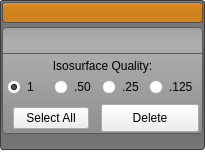
Before: the Qt Designer form src/Interface/AppInterface/LayerGroupWidget.ui in SCIInstitute/Seg3D, drawn with Qt 5.
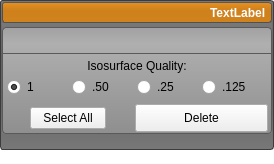
After: the same form once the commit is applied. Icons and pictures are not drawn. Custom widgets are drawn as their Qt base class.

The edit to the form file:
```diff
--- a/src/Interface/AppInterface/LayerGroupWidget.ui
+++ b/src/Interface/AppInterface/LayerGroupWidget.ui
@@ -6,7 +6,7 @@
    <rect>
     <x>0</x>
     <y>0</y>
-    <width>205</width>
+    <width>274</width>
     <height>159</height>
    </rect>
   </property>
@@ -23,6 +23,11 @@
   border-radius: 4px;
 }
 
+
+QLabel#group_dimensions_label_{
+  color: white;
+  font: bold;
+}
 QTabWidget::tab-bar {
   left: 5px;
  }
@@ -234,16 +239,7 @@
          <property name="spacing">
           <number>0</number>
          </property>
-         <property name="leftMargin">
-          <number>0</number>
-         </property>
-         <property name="topMargin">
-          <number>0</number>
-         </property>
-         <property name="rightMargin">
-          <number>1</number>
-         </property>
-         <property name="bottomMargin">
+         <property name="margin">
           <number>0</number>
          </property>
          <item>
@@ -266,11 +262,20 @@
              <height>21</height>
             </size>
            </property>
-           <layout class="QHBoxLayout" name="horizontalLayout">
+           <layout class="QHBoxLayout" name="horizontalLayout" stretch="0,0,0,0">
             <property name="spacing">
              <number>0</number>
             </property>
-            <property name="margin">
+            <property name="leftMargin">
+             <number>0</number>
+            </property>
+            <property name="topMargin">
+             <number>0</number>
+            </property>
+            <property name="rightMargin">
+             <number>6</number>
+            </property>
+            <property name="bottomMargin">
              <number>0</number>
             </property>
             <item>
@@ -310,16 +315,33 @@
              </widget>
             </item>
             <item>
-             <widget class="QWidget" name="widget" native="true">
+             <widget class="QtUtils::QtTristateToolButton" name="group_visibility_button_" native="true">
               <property name="minimumSize">
                <size>
-                <width>25</width>
-                <height>20</height>
+                <width>21</width>
+                <height>21</height>
                </size>
               </property>
               <property name="maximumSize">
                <size>
-                <width>25</width>
+                <width>21</width>
+                <height>21</height>
+               </size>
+              </property>
+              <property name="toolTip">
+               <string>Turn on or off the group's visibility</string>
+              </property>
+              <property name="text" stdset="0">
+               <string/>
+              </property>
+              <property name="icon" stdset="0">
+               <iconset resource="../../Resources/QtResources.qrc">
+                <normaloff>:/Images/VisibleOff.png</normaloff>
+                <normalon>:/Images/VisibleWhite.png</normalon>:/Images/VisibleOff.png</iconset>
+              </property>
+              <property name="iconSize" stdset="0">
+               <size>
+                <width>20</width>
                 <height>20</height>
                </size>
               </property>
@@ -339,45 +361,29 @@
                <property name="bottomMargin">
                 <number>0</number>
                </property>
-               <item>
-                <widget class="QtUtils::QtTristateToolButton" name="group_visibility_button_">
-                 <property name="minimumSize">
-                  <size>
-                   <width>20</width>
-                   <height>20</height>
-                  </size>
-                 </property>
-                 <property name="maximumSize">
-                  <size>
-                   <width>20</width>
-                   <height>20</height>
-                  </size>
-                 </property>
-                 <property name="toolTip">
-                  <string>Turn on or off the group's visibility</string>
-                 </property>
-                 <property name="text">
-                  <string/>
-                 </property>
-                 <property name="icon">
-                  <iconset resource="../../Resources/QtResources.qrc">
-                   <normaloff>:/Images/VisibleOff.png</normaloff>
-                   <normalon>:/Images/VisibleWhite.png</normalon>:/Images/VisibleOff.png</iconset>
-                 </property>
-                 <property name="iconSize">
-                  <size>
-                   <width>20</width>
-                   <height>20</height>
-                  </size>
-                 </property>
-                 <property name="checkable">
-                  <bool>true</bool>
-                 </property>
-                </widget>
-               </item>
               </layout>
              </widget>
             </item>
+            <item>
+             <spacer name="horizontalSpacer_2">
+              <property name="orientation">
+               <enum>Qt::Horizontal</enum>
+              </property>
+              <property name="sizeHint" stdset="0">
+               <size>
+                <width>40</width>
+                <height>20</height>
+               </size>
+              </property>
+             </spacer>
+            </item>
+            <item>
+             <widget class="QLabel" name="group_dimensions_label_">
+              <property name="text">
+               <string>TextLabel</string>
+              </property>
+             </widget>
+            </item>
            </layout>
           </widget>
          </item>
@@ -470,7 +476,7 @@
                 <height>27</height>
                </size>
               </property>
-              <layout class="QHBoxLayout" name="horizontalLayout_2">
+              <layout class="QHBoxLayout" name="horizontalLayout_2" stretch="0,0,0,1">
                <property name="spacing">
                 <number>4</number>
                </property>
@@ -826,7 +832,7 @@
  <customwidgets>
   <customwidget>
    <class>QtUtils::QtTristateToolButton</class>
-   <extends>QToolButton</extends>
+   <extends>QWidget</extends>
    <header location="global">QtUtils/Widgets/QtTristateToolButton.h</header>
   </customwidget>
  </customwidgets>
```
